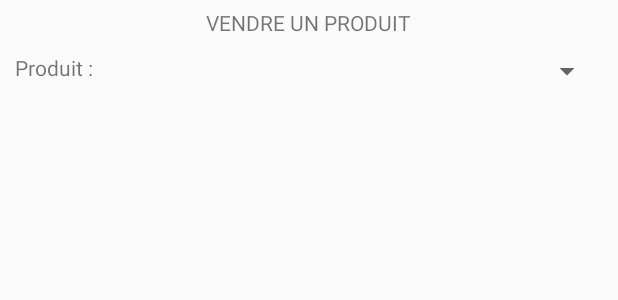
After one commit to Rodez-IUT/lpmms-proto-hf-moe-mayran-mazenq, an Android app: the layout vendre_produit.xml on its own in the app's theme, with its tools: preview values and no code run, on a phone screen of 412 x 824 dp. The commit adds this screen. Shown: the top 300 px of the screen. Run offline under Robolectric (Android 15) with nearby library versions, the phone set to English and light mode, and no system bars.

Commit message:
Ajout fenêtre vente produit

```diff
--- a/app/src/main/res/layout/activity_main.xml
+++ b/app/src/main/res/layout/activity_main.xml
@@ -9,7 +9,7 @@
     <TextView
         android:layout_width="wrap_content"
         android:layout_height="wrap_content"
-        android:text="Bonjour"
+        android:text="Hello World!"
         app:layout_constraintBottom_toBottomOf="parent"
         app:layout_constraintLeft_toLeftOf="parent"
         app:layout_constraintRight_toRightOf="parent"
--- /dev/null
+++ b/app/src/main/res/layout/vendre_produit.xml
@@ -0,0 +1,34 @@
+<?xml version="1.0" encoding="utf-8"?>
+<LinearLayout xmlns:android="http://schemas.android.com/apk/res/android"
+    xmlns:app="http://schemas.android.com/apk/res-auto"
+    xmlns:tools="http://schemas.android.com/tools"
+    android:layout_width="match_parent"
+    android:layout_height="match_parent"
+    tools:context=".MainActivity"
+    android:orientation="vertical">
+
+    <TextView
+        android:layout_width="wrap_content"
+        android:layout_height="wrap_content"
+        android:text="VENDRE UN PRODUIT"
+        android:layout_gravity="center"
+        android:gravity="center"
+        android:layout_marginVertical="@dimen/marge_verticale"/>
+
+    <LinearLayout
+        android:layout_width="match_parent"
+        android:layout_height="wrap_content"
+        android:orientation="horizontal"
+        android:layout_marginHorizontal="@dimen/marge_horizontale"
+        android:layout_marginVertical="@dimen/marge_verticale">
+        <TextView
+            android:layout_width="wrap_content"
+            android:layout_height="wrap_content"
+            android:text="@string/texte_produit" />
+
+        <Spinner
+            android:layout_width="match_parent"
+            android:layout_height="wrap_content">
+        </Spinner>
+    </LinearLayout>
+</LinearLayout>
--- /dev/null
+++ b/app/src/main/res/values/dimens.xml
@@ -0,0 +1,15 @@
+<resources>
+    <!-- Toolbar -->
+    <dimen name="elevation">4dp</dimen>
+    <dimen name="taille_titre">16sp</dimen>
+    <dimen name="marge_horizontale">10dp</dimen>
+    <dimen name="marge_verticale">5dp</dimen>
+
+    <!-- Bordure -->
+    <dimen name="border_width_rectangle">1dp</dimen>
+    <dimen name="dash_gap_width">10dp</dimen>
+    <dimen name="dash_width">10dp</dimen>
+
+    <!-- Activité principale -->
+
+</resources>
--- a/app/src/main/res/values/strings.xml
+++ b/app/src/main/res/values/strings.xml
@@ -1,3 +1,4 @@
 <resources>
     <string name="app_name">PstttTuVeuxUnTwix</string>
+    <string name="texte_produit">Produit : </string>
 </resources>
```
